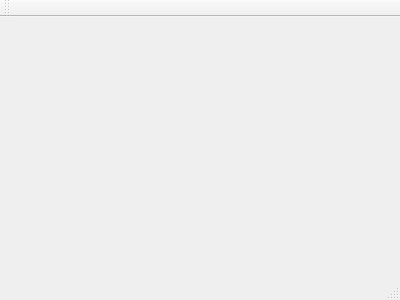
Before: the Qt Designer form mainwindow.ui in aaron-loz/hotelClient, drawn with Qt 5.
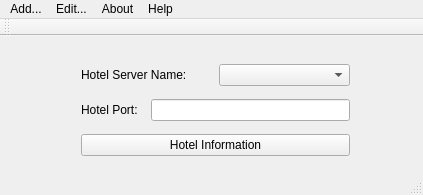
After: the same form once the commit is applied.

Commit message: Client Ui form and basic detection

The edit to the form file:
```diff
--- a/mainwindow.ui
+++ b/mainwindow.ui
@@ -1,24 +1,111 @@
 <ui version="4.0">
  <class>MainWindow</class>
- <widget class="QMainWindow" name="MainWindow" >
-  <property name="geometry" >
+ <widget class="QMainWindow" name="MainWindow">
+  <property name="geometry">
    <rect>
     <x>0</x>
     <y>0</y>
-    <width>400</width>
-    <height>300</height>
+    <width>423</width>
+    <height>195</height>
    </rect>
   </property>
   <property name="windowTitle" >
    <string>MainWindow</string>
   </property>
-  <widget class="QMenuBar" name="menuBar" />
-  <widget class="QToolBar" name="mainToolBar" />
-  <widget class="QWidget" name="centralWidget" />
-  <widget class="QStatusBar" name="statusBar" />
+  <widget class="QWidget" name="centralWidget">
+   <widget class="QWidget" name="">
+    <property name="geometry">
+     <rect>
+      <x>70</x>
+      <y>10</y>
+      <width>291</width>
+      <height>131</height>
+     </rect>
+    </property>
+    <layout class="QVBoxLayout" name="verticalLayout">
+     <item>
+      <layout class="QHBoxLayout" name="horizontalLayout">
+       <item>
+        <widget class="QLabel" name="label">
+         <property name="text">
+          <string>Hotel Server Name:</string>
+         </property>
+        </widget>
+       </item>
+       <item>
+        <widget class="QComboBox" name="comboBox"/>
+       </item>
+      </layout>
+     </item>
+     <item>
+      <layout class="QHBoxLayout" name="horizontalLayout_2">
+       <item>
+        <widget class="QLabel" name="label_2">
+         <property name="text">
+          <string>Hotel Port:  </string>
+         </property>
+        </widget>
+       </item>
+       <item>
+        <widget class="QLineEdit" name="lineEdit"/>
+       </item>
+      </layout>
+     </item>
+     <item>
+      <widget class="QPushButton" name="pushButton">
+       <property name="text">
+        <string>Hotel Information</string>
+       </property>
+      </widget>
+     </item>
+    </layout>
+   </widget>
+  </widget>
+  <widget class="QMenuBar" name="menuBar">
+   <property name="geometry">
+    <rect>
+     <x>0</x>
+     <y>0</y>
+     <width>423</width>
+     <height>18</height>
+    </rect>
+   </property>
+   <widget class="QMenu" name="menuEdit">
+    <property name="title">
+     <string>Edit...</string>
+    </property>
+   </widget>
+   <widget class="QMenu" name="menuHelp">
+    <property name="title">
+     <string>Help</string>
+    </property>
+   </widget>
+   <widget class="QMenu" name="menuAbout">
+    <property name="title">
+     <string>About</string>
+    </property>
+   </widget>
+   <widget class="QMenu" name="menuAdd">
+    <property name="title">
+     <string>Add...</string>
+    </property>
+   </widget>
+   <addaction name="menuAdd"/>
+   <addaction name="menuEdit"/>
+   <addaction name="menuAbout"/>
+   <addaction name="menuHelp"/>
+  </widget>
+  <widget class="QToolBar" name="mainToolBar">
+   <attribute name="toolBarArea">
+    <enum>TopToolBarArea</enum>
+   </attribute>
+   <attribute name="toolBarBreak">
+    <bool>false</bool>
+   </attribute>
+  </widget>
+  <widget class="QStatusBar" name="statusBar"/>
  </widget>
- <layoutDefault spacing="6" margin="11" />
- <pixmapfunction></pixmapfunction>
+ <layoutdefault spacing="6" margin="11"/>
  <resources/>
  <connections/>
 </ui>
```
Left out of the diff: 3 changed lines with no effect on the pictures. The commit also changes 3 other files.
